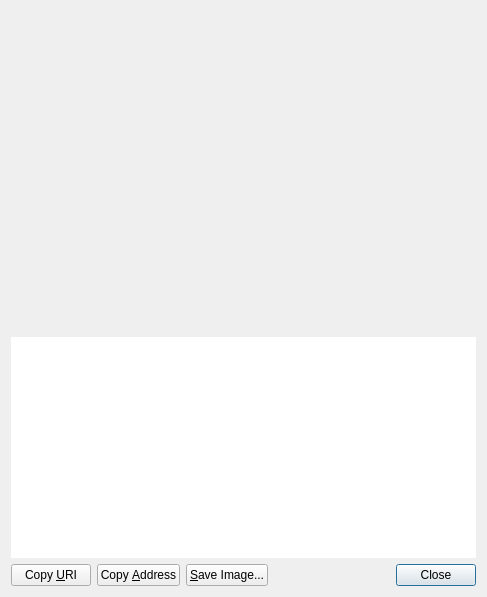
First picture: the form in src/qt/forms/receiverequestdialog.ui, repository jeffowy/StohnCoinTest0.21, before the edit.
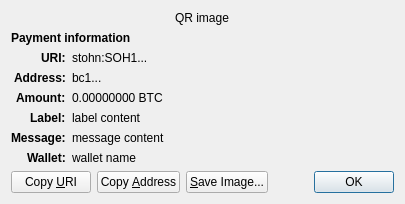
Second picture: the form after the edit. Custom widgets are drawn as their Qt base class.

Commit message: Stohn Coin Updates

```diff
--- a/src/qt/forms/receiverequestdialog.ui
+++ b/src/qt/forms/receiverequestdialog.ui
@@ -6,60 +6,158 @@
    <rect>
     <x>0</x>
     <y>0</y>
-    <width>487</width>
-    <height>597</height>
+    <width>413</width>
+    <height>229</height>
    </rect>
   </property>
-  <layout class="QVBoxLayout" name="verticalLayout_3">
-   <item>
-    <widget class="QRImageWidget" name="lblQRCode">
-     <property name="sizePolicy">
-      <sizepolicy hsizetype="Expanding" vsizetype="Fixed">
-       <horstretch>0</horstretch>
-       <verstretch>0</verstretch>
-      </sizepolicy>
+  <property name="windowTitle">
+   <string>Request payment to ...</string>
+  </property>
+  <layout class="QGridLayout" name="gridLayout" columnstretch="0,1">
+   <property name="sizeConstraint">
+    <enum>QLayout::SetFixedSize</enum>
+   </property>
+   <item row="0" column="0" colspan="2" alignment="Qt::AlignHCenter">
+    <widget class="QRImageWidget" name="qr_code">
+     <property name="text">
+      <string notr="true">QR image</string>
      </property>
-     <property name="minimumSize">
-      <size>
-       <width>300</width>
-       <height>320</height>
-      </size>
+     <property name="textInteractionFlags">
+      <set>Qt::NoTextInteraction</set>
      </property>
-     <property name="toolTip">
-      <string>QR Code</string>
+    </widget>
+   </item>
+   <item row="1" column="0" colspan="2">
+    <widget class="QLabel" name="payment_header">
+     <property name="font">
+      <font>
+       <weight>75</weight>
+       <bold>true</bold>
+      </font>
      </property>
+     <property name="text">
+      <string>Payment information</string>
+     </property>
+     <property name="textInteractionFlags">
+      <set>Qt::NoTextInteraction</set>
+     </property>
+    </widget>
+   </item>
+   <item row="2" column="0" alignment="Qt::AlignRight|Qt::AlignTop">
+    <widget class="QLabel" name="uri_tag">
+     <property name="font">
+      <font>
+       <weight>75</weight>
+       <bold>true</bold>
+      </font>
+     </property>
+     <property name="text">
+      <string notr="true">URI:</string>
+     </property>
      <property name="textFormat">
       <enum>Qt::PlainText</enum>
      </property>
-     <property name="alignment">
-      <set>Qt::AlignCenter</set>
+     <property name="textInteractionFlags">
+      <set>Qt::NoTextInteraction</set>
      </property>
+    </widget>
+   </item>
+   <item row="2" column="1" alignment="Qt::AlignTop">
+    <widget class="QLabel" name="uri_content">
+     <property name="text">
+      <string notr="true">stohn:SOH1...</string>
+     </property>
+     <property name="textFormat">
+      <enum>Qt::RichText</enum>
+     </property>
      <property name="wordWrap">
       <bool>true</bool>
      </property>
     </widget>
    </item>
-   <item>
-    <widget class="QTextEdit" name="outUri">
-     <property name="sizePolicy">
-      <sizepolicy hsizetype="Expanding" vsizetype="Expanding">
-       <horstretch>0</horstretch>
-       <verstretch>0</verstretch>
-      </sizepolicy>
+   <item row="3" column="0" alignment="Qt::AlignRight|Qt::AlignTop">
+    <widget class="QLabel" name="address_tag">
+     <property name="font">
+      <font>
+       <weight>75</weight>
+       <bold>true</bold>
+      </font>
      </property>
-     <property name="minimumSize">
-      <size>
-       <width>0</width>
-       <height>50</height>
-      </size>
+     <property name="text">
+      <string>Address:</string>
      </property>
-     <property name="frameShape">
-      <enum>QFrame::NoFrame</enum>
+     <property name="textInteractionFlags">
+      <set>Qt::NoTextInteraction</set>
      </property>
-     <property name="frameShadow">
-      <enum>QFrame::Plain</enum>
+    </widget>
+   </item>
+   <item row="3" column="1" alignment="Qt::AlignTop">
+    <widget class="QLabel" name="address_content">
+     <property name="text">
+      <string notr="true">bc1...</string>
      </property>
-     <property name="tabChangesFocus">
+     <property name="textFormat">
+      <enum>Qt::PlainText</enum>
+     </property>
+     <property name="textInteractionFlags">
+      <set>Qt::TextSelectableByMouse</set>
+     </property>
+    </widget>
+   </item>
+   <item row="4" column="0" alignment="Qt::AlignRight|Qt::AlignTop">
+    <widget class="QLabel" name="amount_tag">
+     <property name="font">
+      <font>
+       <weight>75</weight>
+       <bold>true</bold>
+      </font>
+     </property>
+     <property name="text">
+      <string>Amount:</string>
+     </property>
+     <property name="textInteractionFlags">
+      <set>Qt::NoTextInteraction</set>
+     </property>
+    </widget>
+   </item>
+   <item row="4" column="1" alignment="Qt::AlignTop">
+    <widget class="QLabel" name="amount_content">
+     <property name="text">
+      <string notr="true">0.00000000 BTC</string>
+     </property>
+     <property name="textFormat">
+      <enum>Qt::PlainText</enum>
+     </property>
+     <property name="textInteractionFlags">
+      <set>Qt::TextSelectableByMouse</set>
+     </property>
+    </widget>
+   </item>
+   <item row="5" column="0" alignment="Qt::AlignRight|Qt::AlignTop">
+    <widget class="QLabel" name="label_tag">
+     <property name="font">
+      <font>
+       <weight>75</weight>
+       <bold>true</bold>
+      </font>
+     </property>
+     <property name="text">
+      <string>Label:</string>
+     </property>
+     <property name="textInteractionFlags">
+      <set>Qt::NoTextInteraction</set>
+     </property>
+    </widget>
+   </item>
+   <item row="5" column="1" alignment="Qt::AlignTop">
+    <widget class="QLabel" name="label_content">
+     <property name="text">
+      <string notr="true">label content</string>
+     </property>
+     <property name="textFormat">
+      <enum>Qt::PlainText</enum>
+     </property>
+     <property name="wordWrap">
       <bool>true</bool>
      </property>
      <property name="textInteractionFlags">
@@ -67,7 +165,71 @@
      </property>
     </widget>
    </item>
-   <item>
+   <item row="6" column="0" alignment="Qt::AlignRight|Qt::AlignTop">
+    <widget class="QLabel" name="message_tag">
+     <property name="font">
+      <font>
+       <weight>75</weight>
+       <bold>true</bold>
+      </font>
+     </property>
+     <property name="text">
+      <string>Message:</string>
+     </property>
+     <property name="textInteractionFlags">
+      <set>Qt::NoTextInteraction</set>
+     </property>
+    </widget>
+   </item>
+   <item row="6" column="1" alignment="Qt::AlignTop">
+    <widget class="QLabel" name="message_content">
+     <property name="text">
+      <string notr="true">message content</string>
+     </property>
+     <property name="textFormat">
+      <enum>Qt::PlainText</enum>
+     </property>
+     <property name="wordWrap">
+      <bool>true</bool>
+     </property>
+     <property name="textInteractionFlags">
+      <set>Qt::TextSelectableByMouse</set>
+     </property>
+    </widget>
+   </item>
+   <item row="7" column="0" alignment="Qt::AlignRight|Qt::AlignTop">
+    <widget class="QLabel" name="wallet_tag">
+     <property name="font">
+      <font>
+       <weight>75</weight>
+       <bold>true</bold>
+      </font>
+     </property>
+     <property name="text">
+      <string>Wallet:</string>
+     </property>
+     <property name="textInteractionFlags">
+      <set>Qt::NoTextInteraction</set>
+     </property>
+    </widget>
+   </item>
+   <item row="7" column="1" alignment="Qt::AlignTop">
+    <widget class="QLabel" name="wallet_content">
+     <property name="text">
+      <string notr="true">wallet name</string>
+     </property>
+     <property name="textFormat">
+      <enum>Qt::PlainText</enum>
+     </property>
+     <property name="wordWrap">
+      <bool>true</bool>
+     </property>
+     <property name="textInteractionFlags">
+      <set>Qt::TextSelectableByMouse</set>
+     </property>
+    </widget>
+   </item>
+   <item row="8" column="0" colspan="2">
     <layout class="QHBoxLayout" name="horizontalLayout">
      <item>
       <widget class="QPushButton" name="btnCopyURI">
@@ -115,7 +277,7 @@
      <item>
       <widget class="QDialogButtonBox" name="buttonBox">
        <property name="standardButtons">
-        <set>QDialogButtonBox::Close</set>
+        <set>QDialogButtonBox::Ok</set>
        </property>
       </widget>
      </item>
```
Left out of the diff: 40 changed lines with no effect on the pictures. The commit also changes 2270 other files.
